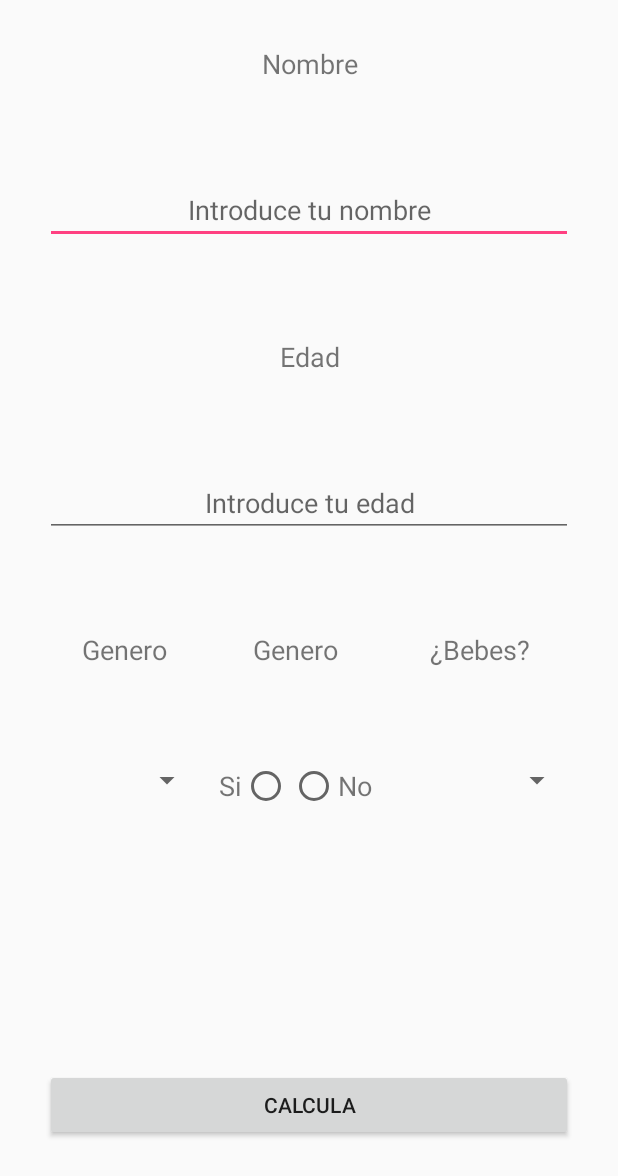
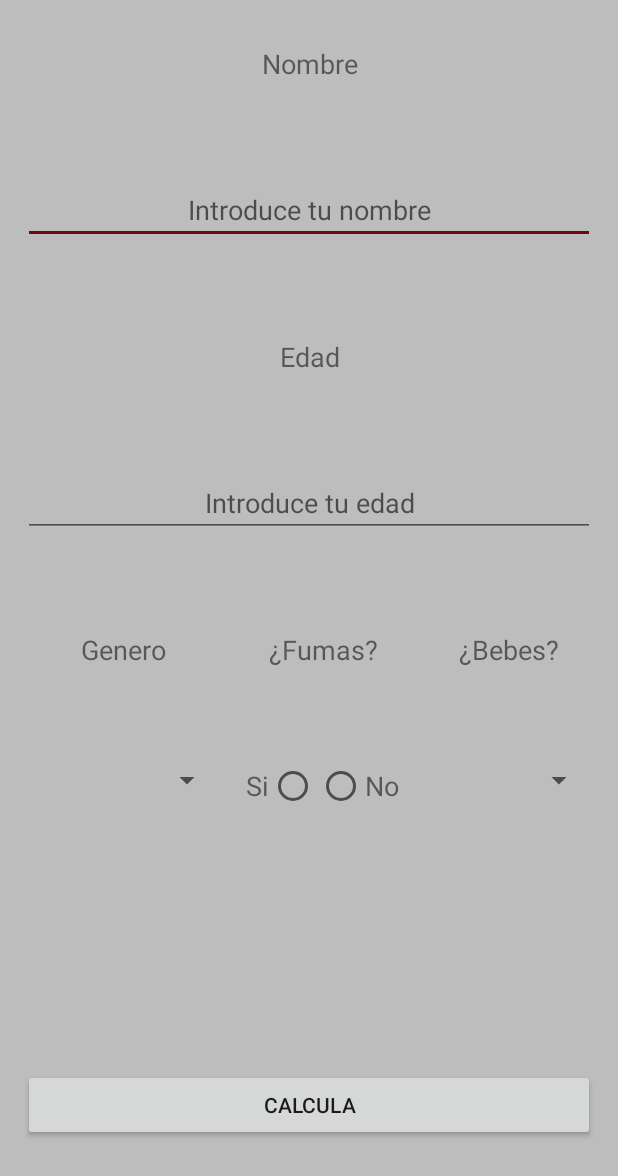
Before and after one commit to Wewannado/DeathTelling, an Android app: the layout activity_main.xml on its own in the app's theme, with its tools: preview values and no code run, on a phone screen of 412 x 824 dp. Shown: the top 1176 px of the screen. Run offline under Robolectric (Android 15) with nearby library versions, the light colour scheme and no system bars.

Commit message:
Corregits errors en traduccions e interficie

```diff
--- a/app/src/main/res/layout-land/activity_main.xml
+++ b/app/src/main/res/layout-land/activity_main.xml
@@ -8,6 +8,7 @@
     android:shrinkColumns="0"
     android:stretchColumns="*"
     android:weightSum="1.2"
+    android:background="@color/colorBackGround"
     >
 
     <TableRow android:layout_weight="0.2"
@@ -135,7 +136,7 @@
             android:layout_weight="0.5"
             android:layout_width="0dip"
             android:id="@+id/tViewKlingonH"
-            android:text="¿Que tal se te da el lenguaje Klingon?"
+            android:text="@string/que_tal_se_te_da_el_lenguaje_klingon"
             android:textSize="18sp"
             android:textAlignment="textEnd" />
 
@@ -143,8 +144,7 @@
             android:layout_weight="0.5"
             android:layout_width="0dip"
             android:id="@+id/checkBoxKlingonH"
-            android:text="Es mi lengua materna!"
-            android:textAppearance="@android:style/TextAppearance.Material.Small"
+            android:text="@string/es_mi_lengua_materna"
             android:textColor="?android:attr/textColorTertiary"
             android:textSize="18sp" />
     </TableRow>
--- a/app/src/main/res/layout/activity_main.xml
+++ b/app/src/main/res/layout/activity_main.xml
@@ -5,12 +5,13 @@
         tools:context="com.rogergili.deathtelling.MainActivity"
         android:layout_width="match_parent"
         android:layout_height="match_parent"
-        android:paddingLeft="30dp"
-        android:paddingRight="30dp"
+        android:paddingLeft="15dp"
+        android:paddingRight="15dp"
         android:paddingTop="30dp"
         android:shrinkColumns="0"
         android:stretchColumns="*"
         android:weightSum="1.6"
+    android:background="@color/colorBackGround"
         >
 
 
@@ -69,10 +70,11 @@
     </TableRow>
 
     <TableRow
-        android:layout_weight="0.2">
+        android:layout_weight="0.2"
+        android:weightSum="1">
 
         <TextView
-            android:layout_weight="0.3"
+            android:layout_weight="0.35"
             android:id="@+id/tViewSexoV"
             android:layout_width="0dip"
             android:text="@string/genero"
@@ -83,13 +85,13 @@
             android:layout_weight="0.35"
             android:id="@+id/tViewFumasV"
             android:layout_width="0dip"
-            android:text="@string/genero"
+            android:text="@string/fumas"
             android:textAlignment="center"
             android:textSize="18sp" />
 
         <TextView
             android:id="@+id/tViewBebesV"
-            android:layout_weight="0.35"
+            android:layout_weight="0.30"
             android:layout_width="0dip"
             android:text="@string/bebes"
             android:textAlignment="center"
@@ -103,7 +105,7 @@
         >
 
         <Spinner
-            android:layout_weight="0.3"
+            android:layout_weight="0.35"
             android:id="@+id/spinnerSexoV"
             android:layout_width="0dip"/>
 
@@ -139,14 +141,15 @@
         </RadioGroup>
 
         <Spinner
-            android:layout_weight="0.35"
+            android:layout_weight="0.30"
             android:id="@+id/spinnerBebesV"
             android:layout_width="0dip"/>
 
     </TableRow>
 
     <TableRow
-        android:layout_weight="0.2">
+        android:layout_weight="0.2"
+        android:weightSum="1">
 
         <TextView
             android:layout_weight="0.5"
--- a/app/src/main/res/values/colors.xml
+++ b/app/src/main/res/values/colors.xml
@@ -1,6 +1,7 @@
 <?xml version="1.0" encoding="utf-8"?>
 <resources>
-    <color name="colorPrimary">#3F51B5</color>
-    <color name="colorPrimaryDark">#303F9F</color>
-    <color name="colorAccent">#FF4081</color>
+    <color name="colorPrimary">#212121</color>
+    <color name="colorPrimaryDark">#616161</color>
+    <color name="colorAccent">#710808</color>
+    <color name="colorBackGround">#bdbdbd</color>
 </resources>
```
Also changed, not shown: 3 other files.
